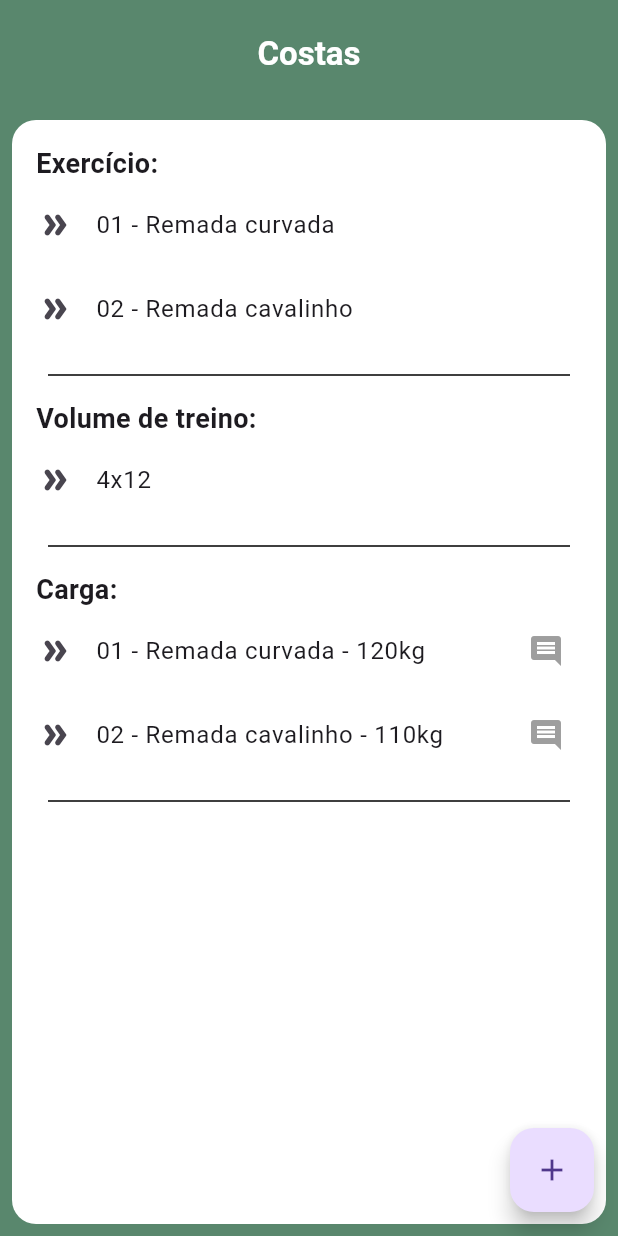
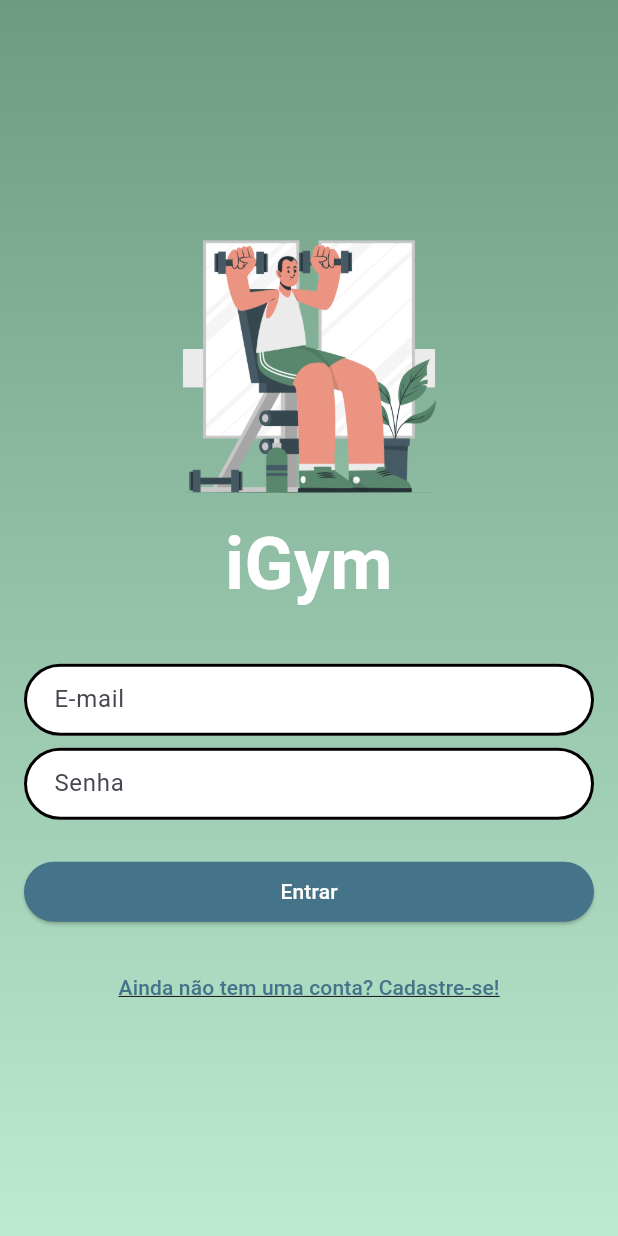
Before and after one commit to gabrielvicente1/flutter_gym, a Flutter app: the screen it shows after launch, on a phone screen of 412 x 824 dp. Run offline on Flutter 3.47's test engine with Material 3 defaults, Android fonts, the phone set to English and light mode, and no system bars.

Commit message:
add: foi criado a tela de autenticação, o modulo de decoração do textfield e o modelo de cor do projeto, também foi iniuciado a autenticação do email e senha e confirmar senha também

```diff
--- /dev/null
+++ b/lib/_comum/my_colors.dart
@@ -0,0 +1,9 @@
+import 'package:flutter/material.dart';
+
+class MyColors{
+  static const Color navyBlue = Color(0xFF457389);
+  static const Color topNavyBlueGradient = Color(0xFF6D9B81);
+  static const Color lowNavyBlueGradient = Color(0xFFBDEBD1);
+  static const Color white = Color(0xFFFFFFFF);
+
+}
--- /dev/null
+++ b/lib/components/decoration_field_authentication.dart
@@ -0,0 +1,27 @@
+import 'package:flutter/material.dart';
+import 'package:gym/_comum/my_colors.dart';
+
+InputDecoration getAutheticationInputDecoration(String label){
+  return InputDecoration(
+    hintText: label,
+    fillColor: MyColors.white,
+    filled: true,
+    contentPadding: EdgeInsets.fromLTRB(16, 8, 16, 8),
+    border: OutlineInputBorder(borderRadius: BorderRadius.circular(64)),
+    enabledBorder: OutlineInputBorder(borderRadius: BorderRadius.circular(64),
+    borderSide: BorderSide(color: Colors.black, width: 2),
+    ),
+    focusedBorder: OutlineInputBorder(
+      borderRadius: BorderRadius.circular(64),
+        borderSide: BorderSide(color: MyColors.navyBlue, width: 4),
+    ),
+    errorBorder:  OutlineInputBorder (
+      borderRadius: BorderRadius.circular(64),
+      borderSide: const BorderSide(color: Colors.red, width: 2),
+    ),
+    focusedErrorBorder: OutlineInputBorder (
+      borderRadius: BorderRadius.circular(64),
+      borderSide: const BorderSide(color: Colors.red, width: 2),
+    ),
+  );
+}
--- a/lib/main.dart
+++ b/lib/main.dart
@@ -1,4 +1,5 @@
 import 'package:flutter/material.dart';
+import 'package:gym/screens/authentication_screen.dart';
 import 'package:gym/screens/exercise_screen.dart';
 
 void main() {
@@ -11,8 +12,8 @@ class MyApp extends StatelessWidget {
   // This widget is the root of your application.
   @override
   Widget build(BuildContext context) {
-    return MaterialApp(
-     home: ExerciseScreen()
+    return const MaterialApp(
+     home: AuthenticationScreen()
     );
   }
 }
--- /dev/null
+++ b/lib/screens/authentication_screen.dart
@@ -0,0 +1,169 @@
+import 'package:flutter/material.dart';
+import 'package:gym/_comum/my_colors.dart';
+import 'package:gym/components/decoration_field_authentication.dart';
+
+class AuthenticationScreen extends StatefulWidget {
+  const AuthenticationScreen({Key? key}) : super(key: key);
+
+  @override
+  State<AuthenticationScreen> createState() => _AuthenticationScreenState();
+}
+
+class _AuthenticationScreenState extends State<AuthenticationScreen> {
+  bool iWantToEnter = true;
+  final _formKey = GlobalKey<FormState>();
+
+  @override
+  Widget build(BuildContext context) {
+    return Scaffold(
+      backgroundColor: MyColors.navyBlue,
+      body: Stack(
+        children: [
+          Container(
+            decoration: BoxDecoration(
+              gradient: LinearGradient(
+                begin: Alignment.topCenter,
+                end: Alignment.bottomCenter,
+                colors: [
+                  MyColors.topNavyBlueGradient,
+                  MyColors.lowNavyBlueGradient,
+                ],
+              ),
+            ),
+          ),
+          Padding(
+            padding: const EdgeInsets.all(16.0),
+            child: Form(
+              key:_formKey,
+              child: Center(
+                child: SingleChildScrollView(
+                  child: Column(
+                    mainAxisAlignment: MainAxisAlignment.center,
+                    crossAxisAlignment: CrossAxisAlignment.stretch,
+                    children: [
+                      Image.asset("assets/logo.png", height: 200),
+                      Text(
+                        "iGym",
+                        textAlign: TextAlign.center,
+                        style: TextStyle(
+                          fontSize: 48,
+                          fontWeight: FontWeight.bold,
+                          color: Colors.white,
+                        ),
+                      ),
+                      SizedBox(
+                        height: 32,
+                      ),
+                      TextFormField(
+                        decoration: getAutheticationInputDecoration("E-mail"),
+                        validator: (String? value) {
+                          if(value == null){
+                            return "O e-mail não pode ser vazio";
+                          }
+                          if(value.length < 5){
+                            return "O e-mail é muito curto";
+                          }
+                          if (!value.contains ("@")){
+                            return "O e-mail não é valido";
+                          }
+                          return null;
+                        },
+                      ),
+                        SizedBox(
+                        height: 8,
+                      ),
+                      TextFormField(
+                        decoration: getAutheticationInputDecoration("Senha"),
+                        obscureText: true,
+                        validator: (String? value) {
+                          if(value == null){
+                            return "A senha não pode ser vazia";
+                          }
+                          if(value.length < 5){
+                            return "A senha é muito curta";
+                          }
+                          return null;
+                        },
+                      ),
+                        SizedBox(
+                        height: 8,
+                      ),
+                      Visibility(visible: !iWantToEnter, child: Column(
+                        children: [
+                            TextFormField(
+                        decoration: getAutheticationInputDecoration("Confirme Senha"),
+                        obscureText: true,
+                        validator: (String? value) {
+                          if(value == null){
+                            return "A confirmação de senha não pode ser vazia";
+                          }
+                          if(value.length < 5){
+                            return "A confirmação de senha é muito curta";
+                          }
+                          return null;
+                        },
+                      ),
+                        SizedBox(
+                        height: 8,
+                      ),
+                       TextFormField(
+                        decoration: getAutheticationInputDecoration("Nome"),
+                        validator: (String? value) {
+                          if(value == null){
+                            return "O nome não pode ser vazio";
+                          }
+                          if(value.length < 5){
+                            return "O nome   é muito curto";
+                          }
+                          return null;
+                        },
+                      ),
+                        ],
+                      ) ,),
+                      SizedBox(height: 16),
+                      ElevatedButton(
+                        onPressed: () {
+                          mainButtomClicked();
+                        },
+                        child:  Text((iWantToEnter)?"Entrar" : "Cadastrar"),
+                        style: ButtonStyle(
+                          backgroundColor: WidgetStateProperty.all<Color>(
+                            MyColors.navyBlue,
+                          ),
+                          foregroundColor:  WidgetStateProperty.all<Color>(
+                            MyColors.white,)
+                        ),
+                      ),
+                      SizedBox(height: 16),
+                      TextButton(
+                        onPressed: () {
+                          setState(() {
+                            iWantToEnter = !iWantToEnter;
+                          });
+                        },
+                        child: Text(
+                          (iWantToEnter)? "Ainda não tem uma conta? Cadastre-se!" : "Já tem uma conta? Entre!",
+                          style: TextStyle(
+                            decoration: TextDecoration.underline,
+                            color: MyColors.navyBlue,
+                          ),
+                        ),
+                      ),
+                    ],
+                  ),
+                ),
+              ),
+            ),
+          ),
+        ],
+      ),
+    );
+  }
+  mainButtomClicked(){
+    if(_formKey.currentState!.validate()){
+      print("Form valid");
+    }else{
+      print("Form invalid");
+    }
+  }
+}
--- a/lib/screens/exercise_screen.dart
+++ b/lib/screens/exercise_screen.dart
@@ -1,4 +1,5 @@
 import 'package:flutter/material.dart';
+import 'package:gym/_comum/my_colors.dart';
 import 'package:gym/models/exercise_charge_models.dart';
 import 'package:gym/models/exercise_models.dart';
 import 'package:gym/models/exercise_training_models.dart';
@@ -22,11 +23,11 @@ class ExerciseScreen extends StatelessWidget {
   @override
   Widget build(BuildContext context) {
     return Scaffold(
-      backgroundColor: Color(0xFF59876D),
+      backgroundColor: MyColors.navyBlue,
       appBar: AppBar(
         title:
         Text(exerciseModels.training, style: const TextStyle(fontWeight: FontWeight.bold, fontSize: 22),),
-         backgroundColor: Color(0xFF59876D),
+         backgroundColor: MyColors.navyBlue,
         foregroundColor: Colors.white,
         centerTitle: true,
         elevation: 0,
@@ -37,6 +38,8 @@ class ExerciseScreen extends StatelessWidget {
       floatingActionButton: FloatingActionButton(
         onPressed: () => {print("foi clicado")},
         child: const Icon(Icons.add),
+        backgroundColor: MyColors.navyBlue,
+        foregroundColor: Colors.white,
       ),
       body: Container(
         margin: EdgeInsets.all(8.0),
--- a/pubspec.yaml
+++ b/pubspec.yaml
@@ -32,9 +32,8 @@ flutter:
   uses-material-design: true
 
   # To add assets to your application, add an assets section, like this:
-  # assets:
-  #   - images/a_dot_burr.jpeg
-  #   - images/a_dot_ham.jpeg
+  assets:
+    - assets/
   # An image asset can refer to one or more resolution-specific "variants", see
   # https://flutter.dev/assets-and-images/#resolution-aware
 
```
Also changed, not shown: assets/logo.png (added).
